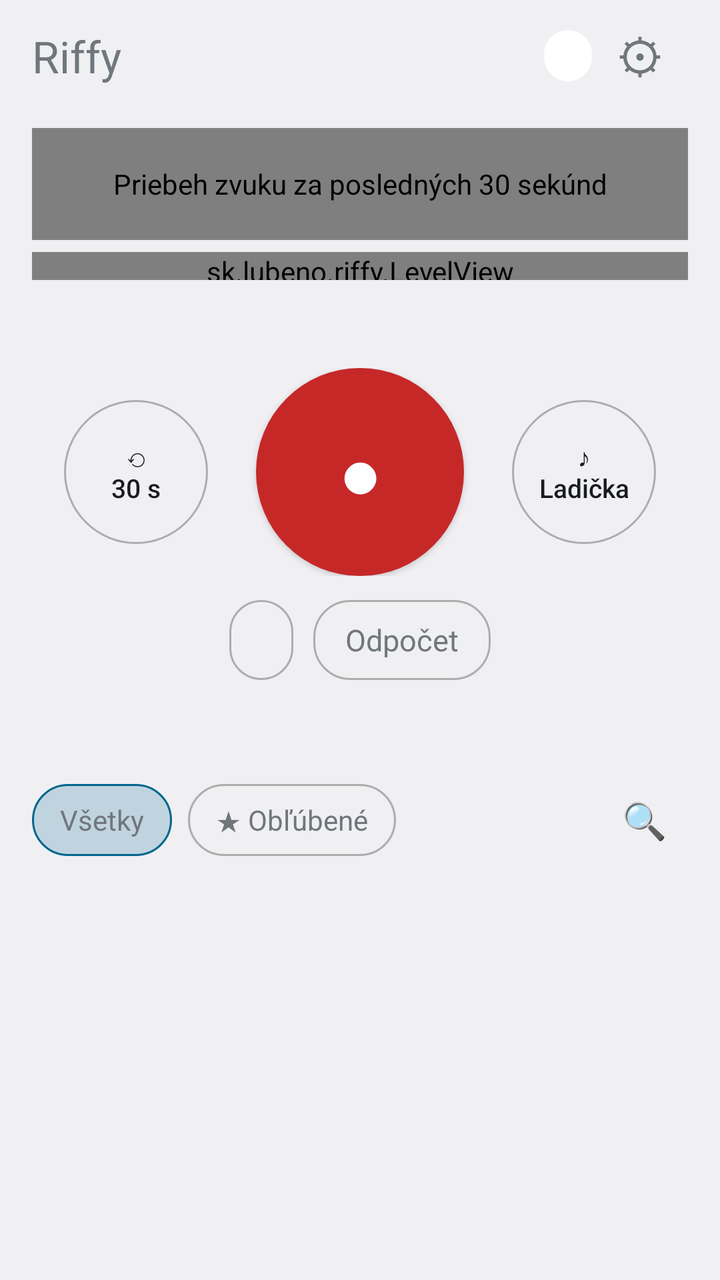
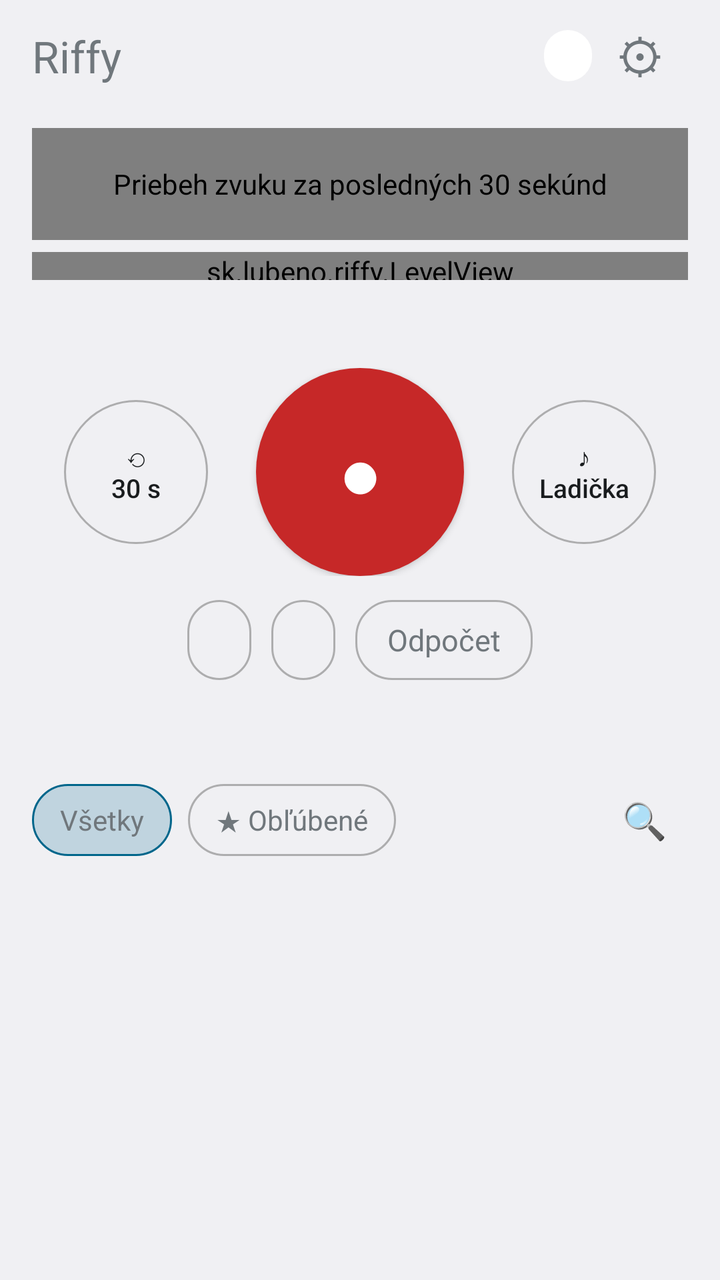

Two renders of the same Android screen: before a commit and after it. Below are the layout's source before the change and the commit's diff.
<!-- AndroidManifest.xml: application theme Riffy -->
<!-- res/layout/main.xml -->
<?xml version="1.0" encoding="utf-8"?>
<FrameLayout xmlns:android="http://schemas.android.com/apk/res/android"
    android:id="@+id/root"
    android:layout_width="match_parent"
    android:layout_height="match_parent">

    
    <LinearLayout
        android:id="@+id/mainPage"
        android:layout_width="match_parent"
        android:layout_height="match_parent"
        android:orientation="vertical"
        android:paddingLeft="16dp"
        android:paddingRight="16dp">

        <LinearLayout
            android:layout_width="match_parent"
            android:layout_height="56dp"
            android:gravity="center_vertical"
            android:orientation="horizontal">

            <TextView
                android:layout_width="0dp"
                android:layout_height="wrap_content"
                android:layout_weight="1"
                android:text="Riffy"
                android:textSize="22sp" />

            <TextView
                android:id="@+id/chip"
                android:layout_width="wrap_content"
                android:layout_height="wrap_content"
                android:background="@drawable/bg_pill"
                android:maxWidth="180dp"
                android:maxLines="1"
                android:ellipsize="end"
                android:paddingLeft="12dp"
                android:paddingTop="4dp"
                android:paddingRight="12dp"
                android:paddingBottom="4dp"
                android:textColor="#FFFFFF"
                android:textSize="13sp" />

            <TextView
                android:id="@+id/settingsButton"
                android:layout_width="48dp"
                android:layout_height="48dp"
                android:contentDescription="Nastavenia"
                android:gravity="center"
                android:text="⚙"
                android:textSize="24sp" />
        </LinearLayout>

        <TextView
            android:id="@+id/banner"
            android:layout_width="match_parent"
            android:layout_height="wrap_content"
            android:background="@drawable/bg_pill"
            android:padding="10dp"
            android:textColor="#FFFFFF"
            android:textSize="20sp"
            android:visibility="gone" />

        <sk.lubeno.riffy.LiveWaveView
            android:id="@+id/live"
            android:layout_width="match_parent"
            android:layout_height="56dp"
            android:layout_marginTop="8dp"
            android:contentDescription="Priebeh zvuku za posledných 30 sekúnd" />

        <sk.lubeno.riffy.LevelView
            android:id="@+id/level"
            android:layout_width="match_parent"
            android:layout_height="14dp"
            android:layout_marginTop="6dp" />

        <LinearLayout
            android:layout_width="match_parent"
            android:layout_height="wrap_content"
            android:gravity="center_vertical"
            android:minHeight="36dp"
            android:orientation="horizontal">

            <TextView
                android:id="@+id/levelText"
                android:layout_width="0dp"
                android:layout_height="wrap_content"
                android:layout_weight="1"
                android:textSize="12sp" />

            <TextView
                android:id="@+id/gainText"
                android:layout_width="wrap_content"
                android:layout_height="36dp"
                android:gravity="center_vertical"
                android:textSize="12sp" />
        </LinearLayout>

        <SeekBar
            android:id="@+id/gain"
            android:layout_width="match_parent"
            android:layout_height="40dp"
            android:visibility="gone" />

        <LinearLayout
            android:id="@+id/controls"
            android:layout_width="match_parent"
            android:layout_height="wrap_content"
            android:layout_marginTop="8dp"
            android:gravity="center"
            android:orientation="horizontal">

            <Button
                android:id="@+id/retro"
                android:layout_width="72dp"
                android:layout_height="72dp"
                android:background="@drawable/bg_circle"
                android:text="⟲\n30 s"
                android:textAllCaps="false"
                android:textSize="13sp" />

            <Button
                android:id="@+id/rec"
                android:layout_width="104dp"
                android:layout_height="104dp"
                android:layout_marginLeft="24dp"
                android:layout_marginRight="24dp"
                android:background="@drawable/bg_rec"
                android:contentDescription="Nahrávať"
                android:text="●"
                android:textColor="#FFFFFF"
                android:textSize="36sp" />

            <Button
                android:id="@+id/tunerButton"
                android:layout_width="72dp"
                android:layout_height="72dp"
                android:background="@drawable/bg_circle"
                android:text="♪\nLadička"
                android:textAllCaps="false"
                android:textSize="13sp" />
        </LinearLayout>

        <TextView
            android:id="@+id/recHint"
            android:layout_width="match_parent"
            android:layout_height="wrap_content"
            android:layout_marginTop="12dp"
            android:gravity="center"
            android:text="Ťuknutím zastavíte a uložíte"
            android:visibility="gone" />

        <TextView
            android:id="@+id/recClock"
            android:layout_width="match_parent"
            android:layout_height="wrap_content"
            android:layout_marginTop="8dp"
            android:fontFeatureSettings="tnum"
            android:gravity="center"
            android:textColor="#E53935"
            android:textSize="72sp"
            android:visibility="gone" />

        <LinearLayout
            android:id="@+id/tools"
            android:layout_width="match_parent"
            android:layout_height="wrap_content"
            android:layout_marginTop="12dp"
            android:gravity="center"
            android:orientation="horizontal">

            <TextView
                android:id="@+id/metroChip"
                android:layout_width="wrap_content"
                android:layout_height="40dp"
                android:background="@drawable/bg_chip"
                android:gravity="center"
                android:paddingLeft="16dp"
                android:paddingRight="16dp"
                android:textSize="15sp" />

            <TextView
                android:id="@+id/countChip"
                android:layout_width="wrap_content"
                android:layout_height="40dp"
                android:layout_marginLeft="10dp"
                android:background="@drawable/bg_chip"
                android:gravity="center"
                android:paddingLeft="16dp"
                android:paddingRight="16dp"
                android:text="Odpočet"
                android:textSize="15sp" />
        </LinearLayout>

        <TextView
            android:id="@+id/diaryText"
            android:layout_width="match_parent"
            android:layout_height="36dp"
            android:gravity="center"
            android:textColor="?android:attr/textColorSecondary"
            android:textSize="13sp" />

        <LinearLayout
            android:id="@+id/tunerPanel"
            android:layout_width="match_parent"
            android:layout_height="wrap_content"
            android:layout_marginTop="8dp"
            android:background="@drawable/bg_panel"
            android:orientation="vertical"
            android:padding="8dp"
            android:visibility="gone">

            <sk.lubeno.riffy.TunerView
                android:id="@+id/tunerView"
                android:layout_width="match_parent"
                android:layout_height="170dp" />

            <TextView
                android:id="@+id/tunerText"
                android:layout_width="match_parent"
                android:layout_height="wrap_content"
                android:gravity="center"
                android:textSize="13sp" />
        </LinearLayout>

        <LinearLayout
            android:id="@+id/listArea"
            android:layout_width="match_parent"
            android:layout_height="0dp"
            android:layout_marginTop="12dp"
            android:layout_weight="1"
            android:orientation="vertical">

            <LinearLayout
                android:id="@+id/selectBar"
                android:layout_width="match_parent"
                android:layout_height="44dp"
                android:gravity="center_vertical"
                android:orientation="horizontal"
                android:visibility="gone">

                <TextView
                    android:id="@+id/selectClose"
                    android:layout_width="44dp"
                    android:layout_height="44dp"
                    android:contentDescription="Zrušiť výber"
                    android:gravity="center"
                    android:text="✕"
                    android:textSize="18sp" />

                <TextView
                    android:id="@+id/selectCount"
                    android:layout_width="0dp"
                    android:layout_height="wrap_content"
                    android:layout_weight="1"
                    android:textSize="16sp" />

                <TextView
                    android:id="@+id/selectFav"
                    android:layout_width="44dp"
                    android:layout_height="44dp"
                    android:contentDescription="Obľúbené"
                    android:gravity="center"
                    android:text="★"
                    android:textColor="#F9A825"
                    android:textSize="20sp" />

                <TextView
                    android:id="@+id/selectShare"
                    android:layout_width="wrap_content"
                    android:layout_height="44dp"
                    android:gravity="center"
                    android:paddingLeft="10dp"
                    android:paddingRight="10dp"
                    android:text="Poslať" />

                <TextView
                    android:id="@+id/selectZip"
                    android:layout_width="wrap_content"
                    android:layout_height="44dp"
                    android:gravity="center"
                    android:paddingLeft="10dp"
                    android:paddingRight="10dp"
                    android:text="ZIP" />

                <TextView
                    android:id="@+id/selectTest"
                    android:layout_width="wrap_content"
                    android:layout_height="44dp"
                    android:gravity="center"
                    android:paddingLeft="8dp"
                    android:paddingRight="8dp"
                    android:text="Na test" />

                <TextView
                    android:id="@+id/selectDelete"
                    android:layout_width="wrap_content"
                    android:layout_height="44dp"
                    android:gravity="center"
                    android:paddingLeft="10dp"
                    android:paddingRight="10dp"
                    android:text="Zmazať"
                    android:textColor="#E53935" />
            </LinearLayout>

            <LinearLayout
                android:id="@+id/filterRow"
                android:layout_width="match_parent"
                android:layout_height="wrap_content"
                android:gravity="center_vertical"
                android:orientation="horizontal">

                <TextView
                    android:id="@+id/filterAll"
                    android:layout_width="wrap_content"
                    android:layout_height="36dp"
                    android:background="@drawable/bg_chip_on"
                    android:gravity="center"
                    android:paddingLeft="14dp"
                    android:paddingRight="14dp"
                    android:text="Všetky" />

                <TextView
                    android:id="@+id/filterFav"
                    android:layout_width="wrap_content"
                    android:layout_height="36dp"
                    android:layout_marginLeft="8dp"
                    android:background="@drawable/bg_chip"
                    android:gravity="center"
                    android:paddingLeft="14dp"
                    android:paddingRight="14dp"
                    android:text="★ Obľúbené" />

                <View
                    android:layout_width="0dp"
                    android:layout_height="1dp"
                    android:layout_weight="1" />

                <TextView
                    android:id="@+id/searchButton"
                    android:layout_width="44dp"
                    android:layout_height="44dp"
                    android:contentDescription="Hľadať"
                    android:gravity="center"
                    android:text="🔍"
                    android:textSize="18sp" />
            </LinearLayout>

            <EditText
                android:id="@+id/search"
                android:layout_width="match_parent"
                android:layout_height="wrap_content"
                android:hint="Názov, poznámka, tónina…"
                android:imeOptions="actionSearch"
                android:importantForAutofill="no"
                android:inputType="text"
                android:visibility="gone" />

            <ListView
                android:id="@+id/list"
                android:layout_width="match_parent"
                android:layout_height="0dp"
                android:layout_weight="1"
                android:divider="#22808080"
                android:dividerHeight="1px" />

            <TextView
                android:id="@+id/empty"
                android:layout_width="match_parent"
                android:layout_height="0dp"
                android:layout_weight="1"
                android:gravity="center"
                android:padding="24dp"
                android:text="Zatiaľ tu nie sú žiadne riffy.\nNahrajte prvý veľkým červeným tlačidlom."
                android:visibility="gone" />
        </LinearLayout>

        <View
            android:id="@+id/spacer"
            android:layout_width="match_parent"
            android:layout_height="0dp"
            android:layout_weight="1"
            android:visibility="gone" />

        <LinearLayout
            android:id="@+id/notice"
            android:layout_width="match_parent"
            android:layout_height="wrap_content"
            android:layout_marginBottom="6dp"
            android:background="@drawable/bg_pill"
            android:gravity="center_vertical"
            android:minHeight="48dp"
            android:orientation="horizontal"
            android:paddingLeft="14dp"
            android:paddingRight="6dp"
            android:visibility="gone">

            <TextView
                android:id="@+id/noticeText"
                android:layout_width="0dp"
                android:layout_height="wrap_content"
                android:layout_weight="1"
                android:textColor="#FFFFFF" />

            <TextView
                android:id="@+id/noticeAction"
                android:layout_width="wrap_content"
                android:layout_height="44dp"
                android:gravity="center"
                android:paddingLeft="12dp"
                android:paddingRight="12dp"
                android:textColor="#90CAF9"
                android:textStyle="bold" />
        </LinearLayout>

        
        <LinearLayout
            android:id="@+id/player"
            android:layout_width="match_parent"
            android:layout_height="wrap_content"
            android:layout_marginBottom="8dp"
            android:background="@drawable/bg_panel"
            android:orientation="vertical"
            android:padding="6dp"
            android:visibility="gone">

            <LinearLayout
                android:layout_width="match_parent"
                android:layout_height="wrap_content"
                android:gravity="center_vertical"
                android:orientation="horizontal">

                <TextView
                    android:id="@+id/playPause"
                    android:layout_width="48dp"
                    android:layout_height="48dp"
                    android:gravity="center"
                    android:text="⏸&#xFE0E;"
                    android:textSize="22sp" />

                <LinearLayout
                    android:id="@+id/playerMain"
                    android:layout_width="0dp"
                    android:layout_height="wrap_content"
                    android:layout_weight="1"
                    android:orientation="vertical">

                    <TextView
                        android:id="@+id/playerTitle"
                        android:layout_width="match_parent"
                        android:layout_height="wrap_content"
                        android:ellipsize="end"
                        android:maxLines="1" />

                    <ProgressBar
                        android:id="@+id/playerProgress"
                        style="@android:style/Widget.Material.ProgressBar.Horizontal"
                        android:layout_width="match_parent"
                        android:layout_height="6dp" />
                </LinearLayout>

                <TextView
                    android:id="@+id/playerInfo"
                    android:layout_width="wrap_content"
                    android:layout_height="wrap_content"
                    android:paddingLeft="8dp"
                    android:textSize="12sp" />

                <TextView
                    android:id="@+id/playerExpand"
                    android:layout_width="44dp"
                    android:layout_height="44dp"
                    android:contentDescription="Rozbaliť prehrávač"
                    android:gravity="center"
                    android:text="⌃"
                    android:textSize="20sp" />

                <TextView
                    android:id="@+id/playerClose"
                    android:layout_width="40dp"
                    android:layout_height="44dp"
                    android:contentDescription="Zavrieť prehrávač"
                    android:gravity="center"
                    android:text="✕"
                    android:textSize="18sp" />
            </LinearLayout>

            <LinearLayout
                android:id="@+id/playerMore"
                android:layout_width="match_parent"
                android:layout_height="wrap_content"
                android:orientation="vertical"
                android:visibility="gone">

                <LinearLayout
                    android:layout_width="match_parent"
                    android:layout_height="wrap_content"
                    android:gravity="center_vertical"
                    android:orientation="horizontal">

                    <sk.lubeno.riffy.WaveView
                        android:id="@+id/playerWave"
                        android:layout_width="0dp"
                        android:layout_height="64dp"
                        android:layout_marginLeft="6dp"
                        android:layout_weight="1"
                        android:contentDescription="Priebeh nahrávky: ťuknutím skočíte, potiahnutím vyznačíte slučku" />

                    <TextView
                        android:id="@+id/playerTime"
                        android:layout_width="wrap_content"
                        android:layout_height="wrap_content"
                        android:gravity="right"
                        android:minWidth="80dp"
                        android:textSize="12sp" />
                </LinearLayout>

                <LinearLayout
                    android:layout_width="match_parent"
                    android:layout_height="wrap_content"
                    android:gravity="center_vertical"
                    android:orientation="horizontal">

                    <TextView
                        android:layout_width="wrap_content"
                        android:layout_height="wrap_content"
                        android:paddingLeft="8dp"
                        android:text="Rýchlosť" />

                    <Spinner
                        android:id="@+id/speed"
                        android:layout_width="0dp"
                        android:layout_height="wrap_content"
                        android:layout_weight="1"
                        android:minHeight="44dp" />

                    <CheckBox
                        android:id="@+id/loop"
                        android:layout_width="wrap_content"
                        android:layout_height="wrap_content"
                        android:text="Dookola" />
                </LinearLayout>

                <LinearLayout
                    android:layout_width="match_parent"
                    android:layout_height="wrap_content"
                    android:orientation="horizontal">

                    <Button
                        android:id="@+id/loopA"
                        android:layout_width="0dp"
                        android:layout_height="wrap_content"
                        android:layout_weight="1"
                        android:text="Začiatok ["
                        android:textAllCaps="false" />

                    <Button
                        android:id="@+id/loopB"
                        android:layout_width="0dp"
                        android:layout_height="wrap_content"
                        android:layout_weight="1"
                        android:text="Koniec ]"
                        android:textAllCaps="false" />

                    <Button
                        android:id="@+id/loopClear"
                        android:layout_width="0dp"
                        android:layout_height="wrap_content"
                        android:layout_weight="1"
                        android:text="Celý"
                        android:textAllCaps="false" />
                </LinearLayout>

                <TextView
                    android:id="@+id/loopText"
                    android:layout_width="match_parent"
                    android:layout_height="wrap_content"
                    android:paddingLeft="8dp"
                    android:textSize="12sp" />
            </LinearLayout>
        </LinearLayout>
    </LinearLayout>

    
    <ScrollView
        android:id="@+id/settingsPage"
        android:layout_width="match_parent"
        android:layout_height="match_parent"
        android:background="?android:attr/colorBackground"
        android:visibility="gone">

        <LinearLayout
            android:layout_width="match_parent"
            android:layout_height="wrap_content"
            android:orientation="vertical"
            android:paddingLeft="16dp"
            android:paddingRight="16dp"
            android:paddingBottom="24dp">

            <TextView
                android:id="@+id/settingsBack"
                android:layout_width="match_parent"
                android:layout_height="56dp"
                android:gravity="center_vertical"
                android:text="←  Nastavenia"
                android:textSize="22sp" />

            <TextView
                style="@style/Section"
                android:text="Vstup" />

            <Spinner
                android:id="@+id/inputs"
                android:layout_width="match_parent"
                android:layout_height="wrap_content"
                android:minHeight="48dp" />

            <TextView
                android:id="@+id/status"
                android:layout_width="match_parent"
                android:layout_height="wrap_content"
                android:textIsSelectable="true"
                android:textSize="13sp" />

            <TextView
                android:id="@+id/info"
                android:layout_width="match_parent"
                android:layout_height="wrap_content"
                android:paddingTop="6dp"
                android:textSize="13sp" />

            <LinearLayout
                android:layout_width="match_parent"
                android:layout_height="wrap_content"
                android:orientation="horizontal">

                <TextView
                    android:layout_width="64dp"
                    android:layout_height="wrap_content"
                    android:text="Zdroj" />

                <Spinner
                    android:id="@+id/source"
                    android:layout_width="0dp"
                    android:layout_height="wrap_content"
                    android:layout_weight="1"
                    android:minHeight="44dp" />
            </LinearLayout>

            <LinearLayout
                android:layout_width="match_parent"
                android:layout_height="wrap_content"
                android:orientation="horizontal">

                <TextView
                    android:layout_width="64dp"
                    android:layout_height="wrap_content"
                    android:text="Formát" />

                <Spinner
                    android:id="@+id/format"
                    android:layout_width="0dp"
                    android:layout_height="wrap_content"
                    android:layout_weight="1"
                    android:minHeight="44dp" />

                <Spinner
                    android:id="@+id/channels"
                    android:layout_width="0dp"
                    android:layout_height="wrap_content"
                    android:layout_weight="1"
                    android:minHeight="44dp" />
            </LinearLayout>

            <LinearLayout
                android:layout_width="match_parent"
                android:layout_height="wrap_content"
                android:orientation="horizontal">

                <Button
                    android:id="@+id/test"
                    android:layout_width="0dp"
                    android:layout_height="wrap_content"
                    android:layout_weight="1"
                    android:text="Nájsť nastavenie"
                    android:textAllCaps="false" />

                <Button
                    android:id="@+id/usbInfo"
                    android:layout_width="0dp"
                    android:layout_height="wrap_content"
                    android:layout_weight="1"
                    android:text="Popis USB"
                    android:textAllCaps="false" />
            </LinearLayout>

            <TextView
                style="@style/Section"
                android:text="Nahrávanie" />

            <CheckBox
                android:id="@+id/trim"
                android:layout_width="match_parent"
                android:layout_height="wrap_content"
                android:text="Orezať ticho na začiatku a konci" />

            <CheckBox
                android:id="@+id/normalize"
                android:layout_width="match_parent"
                android:layout_height="wrap_content"
                android:text="Zarovnať hlasitosť riffov" />

            <CheckBox
                android:id="@+id/screenOn"
                android:layout_width="match_parent"
                android:layout_height="wrap_content"
                android:text="Počas nahrávania nechať zapnutú obrazovku" />

            <CheckBox
                android:id="@+id/metroPhone"
                android:layout_width="match_parent"
                android:layout_height="wrap_content"
                android:text="Metronóm do telefónu (inak do ToneX)" />

            <TextView
                style="@style/Section"
                android:text="Vzhľad" />

            <LinearLayout
                android:layout_width="match_parent"
                android:layout_height="wrap_content"
                android:gravity="center_vertical"
                android:orientation="horizontal">

                <TextView
                    android:layout_width="64dp"
                    android:layout_height="wrap_content"
                    android:text="Režim" />

                <Spinner
                    android:id="@+id/theme"
                    android:layout_width="0dp"
                    android:layout_height="wrap_content"
                    android:layout_weight="1"
                    android:minHeight="44dp" />
            </LinearLayout>

            <LinearLayout
                android:layout_width="match_parent"
                android:layout_height="wrap_content"
                android:gravity="center_vertical"
                android:orientation="horizontal">

                <TextView
                    android:layout_width="64dp"
                    android:layout_height="wrap_content"
                    android:text="Farba" />

                <Spinner
                    android:id="@+id/accent"
                    android:layout_width="0dp"
                    android:layout_height="wrap_content"
                    android:layout_weight="1"
                    android:minHeight="44dp" />
            </LinearLayout>

            <TextView
                style="@style/Section"
                android:text="Aplikácia" />

            <LinearLayout
                android:layout_width="match_parent"
                android:layout_height="wrap_content"
                android:gravity="center_vertical"
                android:orientation="horizontal">

                <TextView
                    android:id="@+id/version"
                    android:layout_width="0dp"
                    android:layout_height="wrap_content"
                    android:layout_weight="1" />

                <Button
                    android:id="@+id/updates"
                    android:layout_width="wrap_content"
                    android:layout_height="wrap_content"
                    android:text="Skontrolovať aktualizácie"
                    android:textAllCaps="false" />
            </LinearLayout>
        </LinearLayout>
    </ScrollView>
</FrameLayout>
<!-- resources referenced by this layout -->
<resources>
  <!-- drawable bg_chip (drawable) -->
  <?xml version="1.0" encoding="utf-8"?>
  <shape xmlns:android="http://schemas.android.com/apk/res/android" android:shape="rectangle">
      <corners android:radius="18dp" />
      <stroke android:width="1dp" android:color="#99808080" />
  </shape>
  <!-- drawable bg_chip_on (drawable) -->
  <?xml version="1.0" encoding="utf-8"?>
  <shape xmlns:android="http://schemas.android.com/apk/res/android" android:shape="rectangle">
      <corners android:radius="18dp" />
      <solid android:color="@color/accent_soft" />
      <stroke android:width="1dp" android:color="?android:attr/colorAccent" />
  </shape>
  <!-- drawable bg_circle (drawable) -->
  <?xml version="1.0" encoding="utf-8"?>
  <shape xmlns:android="http://schemas.android.com/apk/res/android" android:shape="oval">
      <stroke android:width="1dp" android:color="#99808080" />
  </shape>
  <!-- drawable bg_panel (drawable) -->
  <?xml version="1.0" encoding="utf-8"?>
  <shape xmlns:android="http://schemas.android.com/apk/res/android" android:shape="rectangle">
      <corners android:radius="14dp" />
      <solid android:color="#1F808080" />
  </shape>
  <!-- drawable bg_pill (drawable) -->
  <?xml version="1.0" encoding="utf-8"?>
  <shape xmlns:android="http://schemas.android.com/apk/res/android" android:shape="rectangle">
      <corners android:radius="14dp" />
      <solid android:color="#FFFFFFFF" />
  </shape>
  <!-- drawable bg_rec (drawable) -->
  <?xml version="1.0" encoding="utf-8"?>
  <shape xmlns:android="http://schemas.android.com/apk/res/android" android:shape="oval">
      <solid android:color="#C62828" />
  </shape>
  <style name="Section">
          <item name="android:layout_width">match_parent</item>
          <item name="android:layout_height">wrap_content</item>
          <item name="android:paddingTop">20dp</item>
          <item name="android:paddingBottom">4dp</item>
          <item name="android:textSize">13sp</item>
          <item name="android:textColor">?android:attr/textColorSecondary</item>
      </style>
  <style name="Riffy" parent="@android:style/Theme.DeviceDefault.DayNight">
          <item name="android:windowActionBar">false</item>
          <item name="android:windowNoTitle">true</item>
          <item name="android:windowLightStatusBar">@bool/light_bars</item>
          <item name="android:windowLightNavigationBar">@bool/light_bars</item>
      </style>
</resources>

<!-- the commit's change to res/layout/main.xml (unified diff, before → after) -->
@@ -180,6 +180,17 @@
                 android:textSize="15sp" />
 
             <TextView
+                android:id="@+id/drumChip"
+                android:layout_width="wrap_content"
+                android:layout_height="40dp"
+                android:layout_marginLeft="10dp"
+                android:background="@drawable/bg_chip"
+                android:gravity="center"
+                android:paddingLeft="16dp"
+                android:paddingRight="16dp"
+                android:textSize="15sp" />
+
+            <TextView
                 android:id="@+id/countChip"
                 android:layout_width="wrap_content"
                 android:layout_height="40dp"
@@ -541,6 +552,13 @@
                         android:text="Dookola" />
                 </LinearLayout>
 
+                <CheckBox
+                    android:id="@+id/playDrums"
+                    android:layout_width="match_parent"
+                    android:layout_height="wrap_content"
+                    android:minHeight="44dp"
+                    android:visibility="gone" />
+
                 <LinearLayout
                     android:layout_width="match_parent"
                     android:layout_height="wrap_content"
